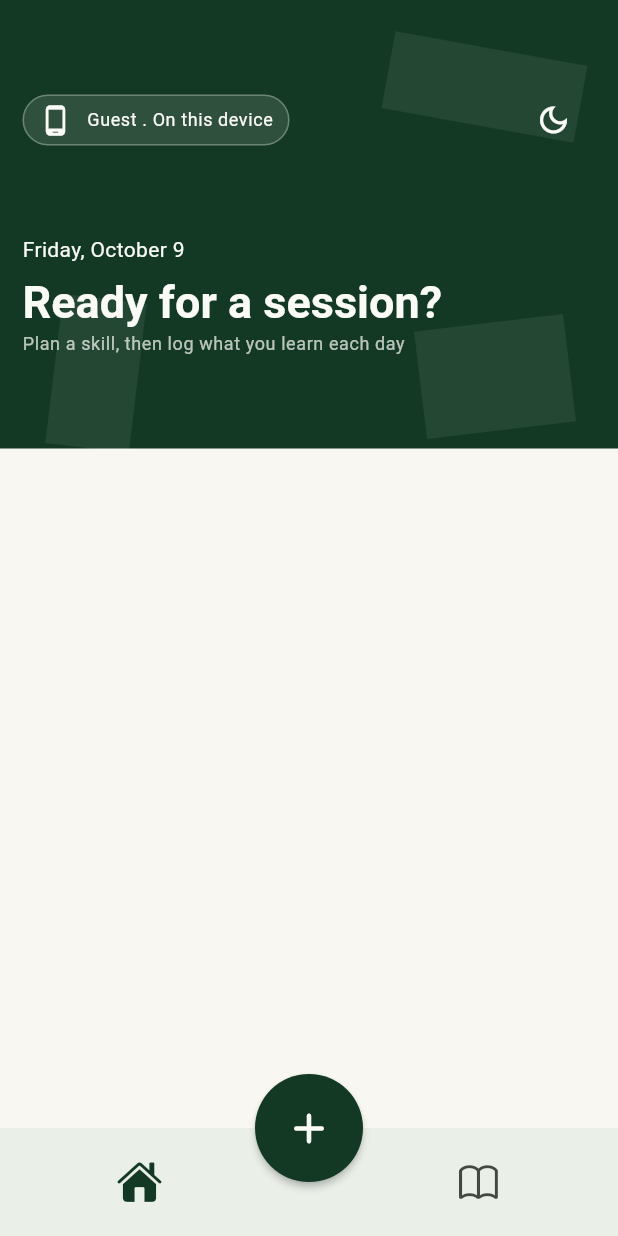
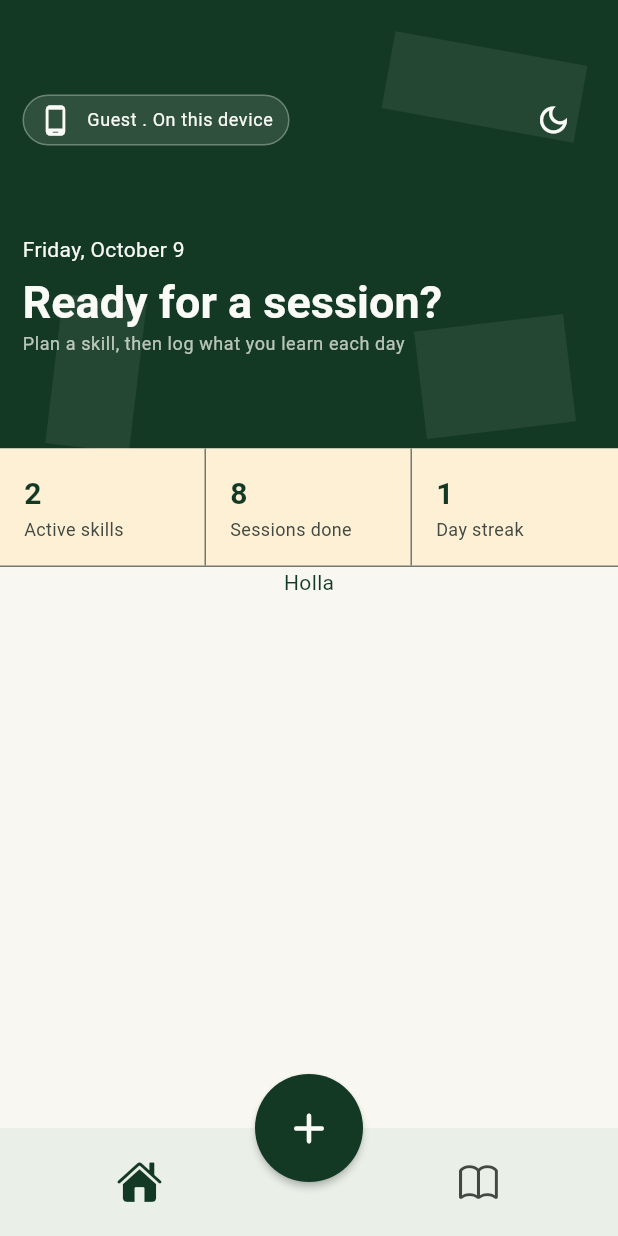
Before and after one commit to Harlloh/skillz_log, a Flutter app: the MainScreen screen opened directly, on a phone screen of 412 x 824 dp. Run offline on Flutter 3.47's test engine with Material 3 defaults, Android fonts, the phone set to English and light mode, and no system bars.

Commit message:
added the stat component

```diff
--- a/lib/data/app_theme.dart
+++ b/lib/data/app_theme.dart
@@ -18,9 +18,16 @@ abstract final class AppColors {
 
   static const darkBackground = Color(0xFF0B1D14);
   static const darkForeground = Color(0xFFF6F5EE);
+  static const lightStatsBackground = Color(0xFFFDF0D5);
+  static const darkStatsBackground = Color(0xFF173124);
 
   static Color textPrimary(Brightness brightness) =>
       brightness == Brightness.light ? lightTextPrimary : darkTextPrimary;
+
+  static Color statsBackground(Brightness brightness) =>
+      brightness == Brightness.light
+      ? lightStatsBackground
+      : darkStatsBackground;
 }
 
 abstract final class AppTheme {
--- a/lib/pages/home_screen.dart
+++ b/lib/pages/home_screen.dart
@@ -1,7 +1,9 @@
 import 'package:flutter/material.dart';
+import 'package:skillz_log/data/app_theme.dart';
 import 'package:skillz_log/data/constants.dart';
 import 'package:skillz_log/widgets/header_widget.dart';
 import 'package:intl/intl.dart';
+import 'package:skillz_log/widgets/stat_cell.dart';
 
 class HomeScreen extends StatelessWidget {
   const HomeScreen({super.key, required this.accountType});
@@ -38,6 +40,21 @@ class HomeScreen extends StatelessWidget {
               style: TextStyle(color: theme.colorScheme.onPrimary),
             ),
           ),
+          Container(
+            width: double.infinity,
+            decoration: BoxDecoration(
+              color: AppColors.statsBackground(theme.brightness),
+              border: Border(bottom: BorderSide(color: theme.dividerColor)),
+            ),
+            child: const Row(
+              children: [
+                StatCell(value: '2', label: 'Active skills'),
+                StatCell(value: '8', label: 'Sessions done'),
+                StatCell(value: '1', label: 'Day streak', showDivider: false),
+              ],
+            ),
+          ),
+          SingleChildScrollView(child: Text("Holla")),
         ],
       ),
     );
--- /dev/null
+++ b/lib/widgets/stat_cell.dart
@@ -0,0 +1,53 @@
+import 'package:flutter/material.dart';
+import 'package:skillz_log/data/app_theme.dart';
+
+class StatCell extends StatelessWidget {
+  const StatCell({
+    super.key,
+    required this.value,
+    required this.label,
+    this.showDivider = true,
+  });
+  final String value;
+  final String label;
+  final bool showDivider;
+
+  @override
+  Widget build(BuildContext context) {
+    final theme = Theme.of(context);
+    final colors = theme.colorScheme;
+    final textPrimary = AppColors.textPrimary(theme.brightness);
+
+    return Expanded(
+      child: Container(
+        padding: const EdgeInsets.all(16),
+        decoration: BoxDecoration(
+          border: showDivider
+              ? Border(right: BorderSide(color: theme.dividerColor))
+              : null,
+        ),
+        child: Column(
+          crossAxisAlignment: CrossAxisAlignment.start,
+          children: [
+            Text(
+              value,
+              style: TextStyle(
+                fontSize: 20,
+                fontWeight: FontWeight.bold,
+                color: textPrimary,
+              ),
+            ),
+            Text(
+              label,
+              style: TextStyle(
+                color: theme.colorScheme.onSurfaceVariant,
+                fontSize: 12,
+              ),
+            ),
+          ],
+        ),
+      ),
+    );
+    ;
+  }
+}
```
